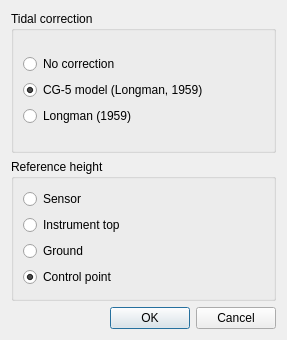
Above: gravtools/gui/dialog_corrections.ui from ahellers/GravTools before the change. Below: the same form after it.
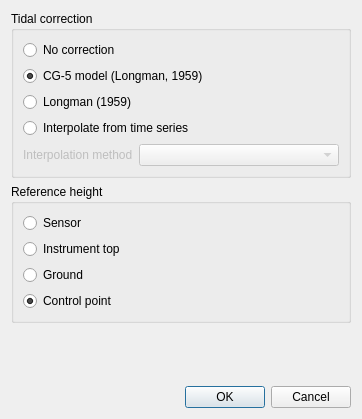
That is the form after the change.

Commit message: Refactored corrections dialog and add time series interpolation as option for tidal corrections.

```diff
--- a/gravtools/gui/dialog_corrections.ui
+++ b/gravtools/gui/dialog_corrections.ui
@@ -6,8 +6,8 @@
    <rect>
     <x>0</x>
     <y>0</y>
-    <width>287</width>
-    <height>340</height>
+    <width>362</width>
+    <height>419</height>
    </rect>
   </property>
   <property name="windowTitle">
@@ -69,6 +69,46 @@
             </attribute>
            </widget>
           </item>
+          <item>
+           <widget class="QRadioButton" name="radioButton_corr_tides_time_series">
+            <property name="toolTip">
+             <string>&lt;html&gt;&lt;head/&gt;&lt;body&gt;&lt;p&gt;Interpolate corrections from time series data. The python module &lt;span style=&quot; font-style:italic;&quot;&gt;scipy.interpolation.interp1&lt;/span&gt; is used.&lt;/p&gt;&lt;/body&gt;&lt;/html&gt;</string>
+            </property>
+            <property name="text">
+             <string>Interpolate from time series</string>
+            </property>
+            <attribute name="buttonGroup">
+             <string notr="true">buttonGroup_corrections_tides</string>
+            </attribute>
+           </widget>
+          </item>
+         </layout>
+        </item>
+        <item>
+         <layout class="QFormLayout" name="formLayout">
+          <item row="0" column="0">
+           <widget class="QLabel" name="label_tides_interpolation_method">
+            <property name="enabled">
+             <bool>false</bool>
+            </property>
+            <property name="toolTip">
+             <string>Method for the interpolation of correction time series.</string>
+            </property>
+            <property name="text">
+             <string>Interpolation method</string>
+            </property>
+           </widget>
+          </item>
+          <item row="0" column="1">
+           <widget class="QComboBox" name="comboBox_tides_interpolation_method">
+            <property name="enabled">
+             <bool>false</bool>
+            </property>
+            <property name="toolTip">
+             <string>Method for the interpolation of correction time series.</string>
+            </property>
+           </widget>
+          </item>
          </layout>
         </item>
        </layout>
@@ -145,6 +185,19 @@
        </layout>
       </widget>
      </item>
+     <item>
+      <spacer name="verticalSpacer">
+       <property name="orientation">
+        <enum>Qt::Vertical</enum>
+       </property>
+       <property name="sizeHint" stdset="0">
+        <size>
+         <width>20</width>
+         <height>40</height>
+        </size>
+       </property>
+      </spacer>
+     </item>
      <item>
       <widget class="QDialogButtonBox" name="buttonBox">
        <property name="toolTip">
```
Left out of the diff: 36 changed lines with no effect on the pictures. The commit also changes 5 other files.
